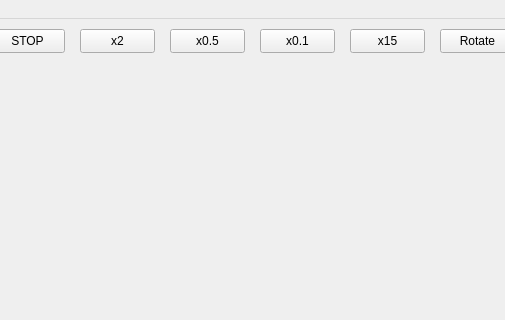
Before: the Qt Designer form mainwindow.ui in faddeyca/video-converter, drawn with Qt 5; both pictures show x 210 to 715 and y 0 to 320 of the 800 by 600 pixel window.
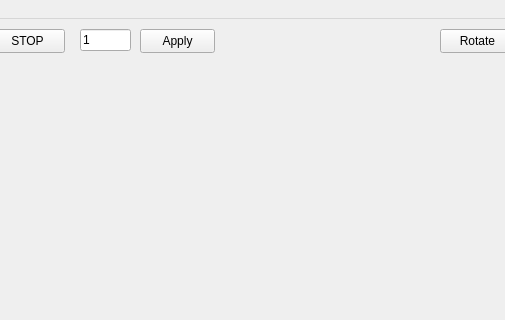
After: the same form once the commit is applied.

Commit message: Custom speed added

The edit to the form file:
```diff
--- a/mainwindow.ui
+++ b/mainwindow.ui
@@ -63,58 +63,6 @@
      <string>STOP</string>
     </property>
    </widget>
-   <widget class="QPushButton" name="x2Button">
-    <property name="geometry">
-     <rect>
-      <x>290</x>
-      <y>10</y>
-      <width>75</width>
-      <height>24</height>
-     </rect>
-    </property>
-    <property name="text">
-     <string>x2</string>
-    </property>
-   </widget>
-   <widget class="QPushButton" name="x05Button">
-    <property name="geometry">
-     <rect>
-      <x>380</x>
-      <y>10</y>
-      <width>75</width>
-      <height>24</height>
-     </rect>
-    </property>
-    <property name="text">
-     <string>x0.5</string>
-    </property>
-   </widget>
-   <widget class="QPushButton" name="x01Button">
-    <property name="geometry">
-     <rect>
-      <x>470</x>
-      <y>10</y>
-      <width>75</width>
-      <height>24</height>
-     </rect>
-    </property>
-    <property name="text">
-     <string>x0.1</string>
-    </property>
-   </widget>
-   <widget class="QPushButton" name="x15Button">
-    <property name="geometry">
-     <rect>
-      <x>560</x>
-      <y>10</y>
-      <width>75</width>
-      <height>24</height>
-     </rect>
-    </property>
-    <property name="text">
-     <string>x15</string>
-    </property>
-   </widget>
    <widget class="QPushButton" name="rotateButton">
     <property name="geometry">
      <rect>
@@ -128,6 +76,32 @@
      <string>Rotate</string>
     </property>
    </widget>
+   <widget class="QLineEdit" name="speedEdit">
+    <property name="geometry">
+     <rect>
+      <x>290</x>
+      <y>10</y>
+      <width>51</width>
+      <height>22</height>
+     </rect>
+    </property>
+    <property name="text">
+     <string>1</string>
+    </property>
+   </widget>
+   <widget class="QPushButton" name="speedApplyButton">
+    <property name="geometry">
+     <rect>
+      <x>350</x>
+      <y>10</y>
+      <width>75</width>
+      <height>24</height>
+     </rect>
+    </property>
+    <property name="text">
+     <string>Apply</string>
+    </property>
+   </widget>
   </widget>
   <widget class="QMenuBar" name="menubar">
    <property name="geometry">
```
The commit also changes 1 other file.
